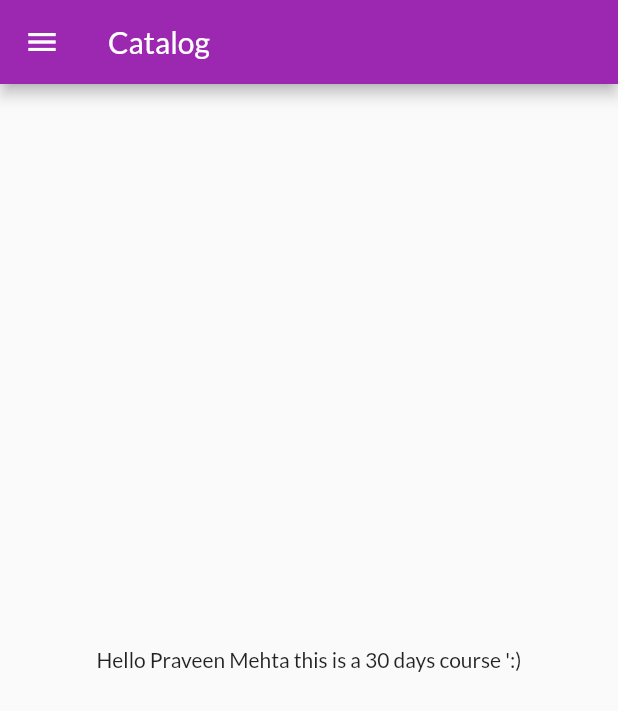
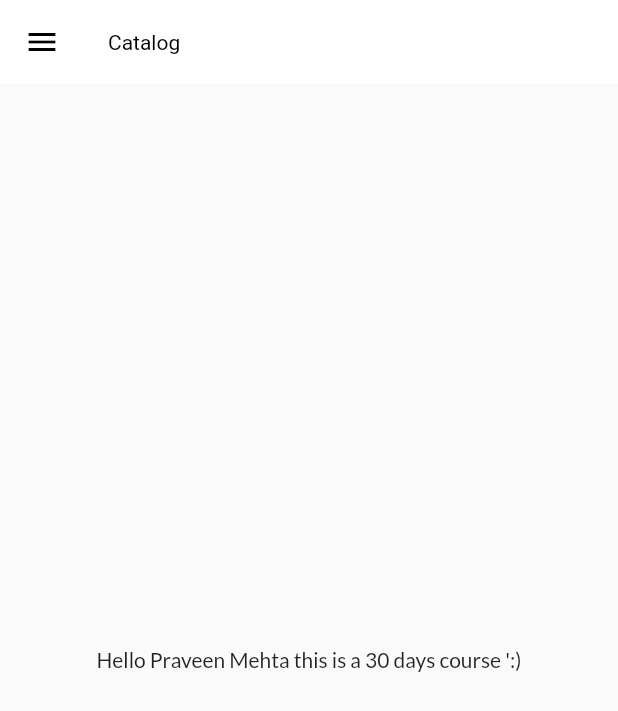
Before and after one commit to praveenmehta010/Myflutterapp, a Flutter app: the screen it shows after launch, on a phone screen of 412 x 824 dp. Shown: the top 711 px of the screen. Run offline on Flutter 3.47's test engine with Material 2 defaults, Android fonts, the phone set to English and light mode, and no system bars; our stand-ins replace google_fonts.

Commit message:
Day 9 Them control

```diff
--- a/lib/main.dart
+++ b/lib/main.dart
@@ -1,8 +1,8 @@
 import 'package:application/utils/routes.dart';
+import 'package:application/widgets/themes.dart';
 import 'package:flutter/material.dart';
 import 'pages/Home_Page.dart';
 import 'pages/Login_page.dart';
-import 'package:google_fonts/google_fonts.dart';
 
 void main() {
   runApp(myapp());
@@ -13,11 +13,8 @@ class myapp extends StatelessWidget {
   Widget build(BuildContext context) {
     return MaterialApp(
       themeMode: ThemeMode.light,
-      theme: ThemeData(
-        primarySwatch: Colors.purple,
-        fontFamily: GoogleFonts.lato().fontFamily,
-      ),
-      darkTheme: ThemeData(brightness: Brightness.dark),
+      theme: Mytheme.lightTheme(context),
+      darkTheme: Mytheme.darkTheme(context),
       initialRoute: Myroute.homeRoute,
       routes: {
         "/": (context) => Login(),
--- a/lib/pages/Home_Page.dart
+++ b/lib/pages/Home_Page.dart
@@ -9,7 +9,9 @@ class HomePage extends StatelessWidget {
   Widget build(BuildContext context) {
     return Scaffold(
       appBar: AppBar(
-        title: Text("Catalog"),
+        title: Text(
+          "Catalog",
+        ),
       ),
       drawer: MyDrawer(),
       body: Center(
--- /dev/null
+++ b/lib/widgets/themes.dart
@@ -0,0 +1,21 @@
+import 'package:flutter/material.dart';
+import 'package:google_fonts/google_fonts.dart';
+
+class Mytheme {
+  static ThemeData lightTheme (BuildContext context) =>
+    ThemeData(
+          primarySwatch: Colors.purple,
+          fontFamily: GoogleFonts.lato().fontFamily,
+          appBarTheme: AppBarTheme(
+            color: Colors.white,
+            elevation: 0.0,
+            iconTheme: IconThemeData(color: Colors.black),
+            titleTextStyle: TextStyle(color: Colors.black),
+          )
+        );
+
+  static ThemeData darkTheme (BuildContext context) =>
+    ThemeData(
+          brightness: Brightness.dark
+        );
+}
```
Also changed, not shown: lib/models/catalog.dart (added, +21 -0 lines).
